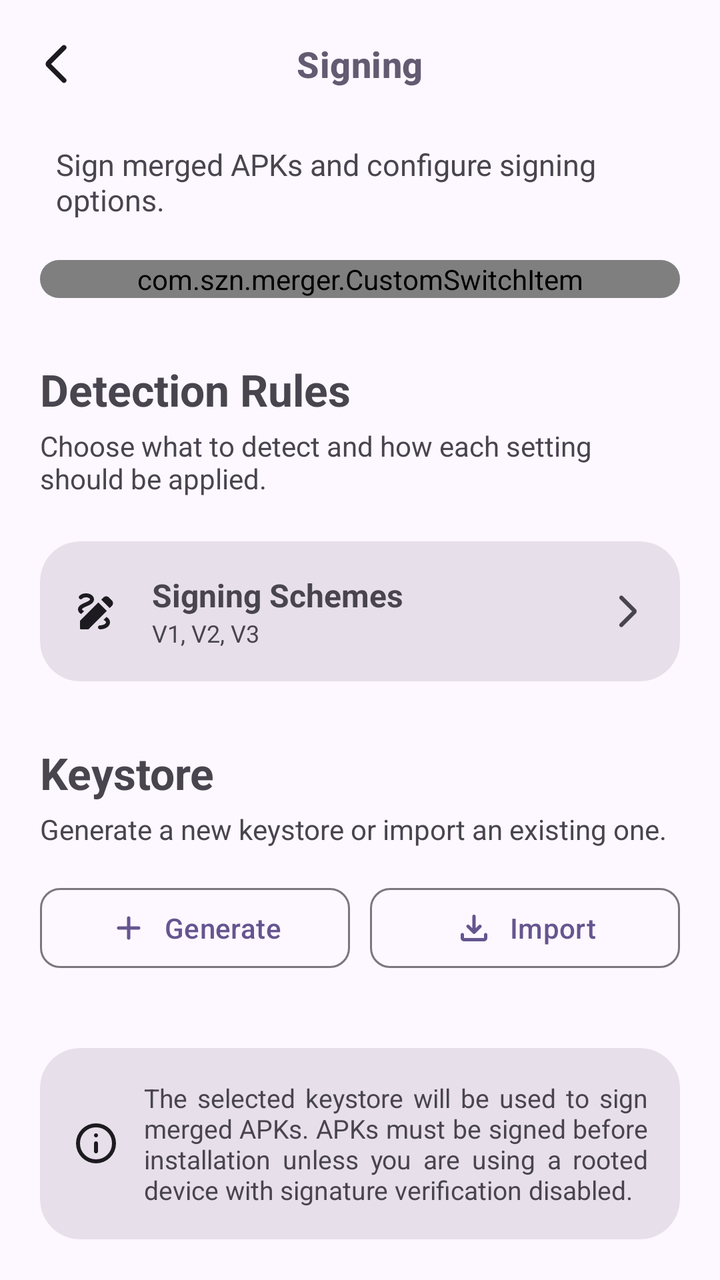
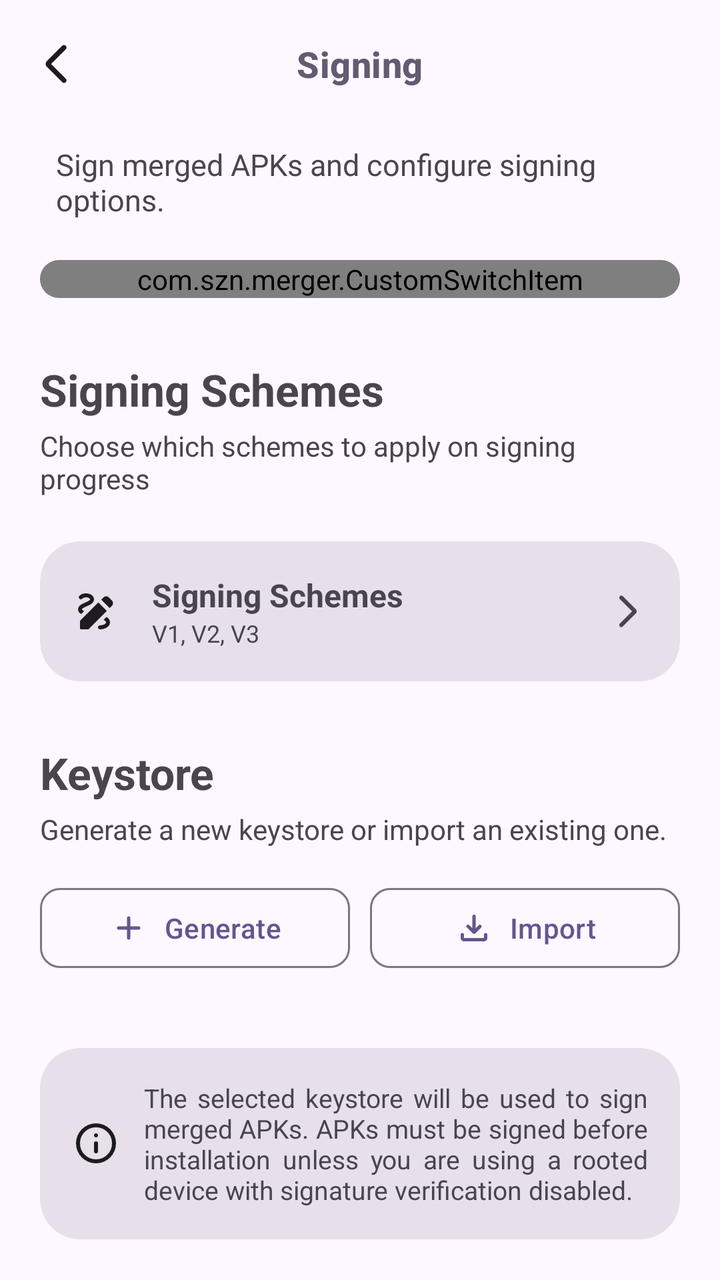

Two renders of the same Android screen: before a commit and after it. Below are the layout's source before the change and the commit's diff.
<!-- AndroidManifest.xml: application theme AppTheme -->
<!-- res/layout/signing_layout.xml -->
<?xml version="1.0" encoding="utf-8"?>
<androidx.constraintlayout.widget.ConstraintLayout
    xmlns:android="http://schemas.android.com/apk/res/android"
    xmlns:app="http://schemas.android.com/apk/res-auto"
    android:layout_width="match_parent"
    android:layout_height="match_parent">

    <com.google.android.material.appbar.MaterialToolbar
        android:id="@+id/toolbar"
        android:layout_width="0dp"
        android:layout_height="?attr/actionBarSize"
        android:background="@android:color/transparent"
        app:navigationIcon="@drawable/ic_back"
        app:navigationIconTint="?attr/colorOnSurface"
        app:title="@string/title_signing"
        app:titleCentered="true"
        app:titleTextAppearance="@style/CustomCollapsedTitle"
        app:layout_constraintTop_toTopOf="parent"
        app:layout_constraintStart_toStartOf="parent"
        app:layout_constraintEnd_toEndOf="parent"/>

    <androidx.core.widget.NestedScrollView
        android:id="@+id/scroll"
        android:layout_width="0dp"
        android:layout_height="0dp"
        android:fillViewport="true"
        android:paddingHorizontal="20dp"
        app:layout_constraintTop_toBottomOf="@id/toolbar"
        app:layout_constraintBottom_toBottomOf="parent"
        app:layout_constraintStart_toStartOf="parent"
        app:layout_constraintEnd_toEndOf="parent">

        <LinearLayout
            android:layout_width="match_parent"
            android:layout_height="wrap_content"
            android:orientation="vertical">

            <TextView
                android:layout_width="wrap_content"
                android:layout_height="wrap_content"
                android:text="@string/desc_signing"
                android:textSize="15sp"
                android:paddingStart="8dp"
                android:layout_marginTop="8dp"
                android:layout_marginBottom="20dp"/>

            <com.google.android.material.card.MaterialCardView
                style="@style/Widget.Card.RoundedMiddle">

                <com.szn.merger.CustomSwitchItem
                    android:id="@+id/SignSwitch"
                    android:layout_width="match_parent"
                    android:layout_height="wrap_content"
                    app:itemTitle="@string/sign_switch"
                    app:itemIcon="@drawable/ic_sign" />

            </com.google.android.material.card.MaterialCardView>

            <TextView
                android:layout_width="wrap_content"
                android:layout_height="wrap_content"
                android:layout_marginTop="28dp"
                android:text="@string/header_detection_rules"
                android:textStyle="bold"
                android:textSize="22sp"/>

            <TextView
                android:layout_width="wrap_content"
                android:layout_height="wrap_content"
                android:text="@string/desc_detection_rules"
                android:textSize="14sp"
                android:layout_marginTop="4dp"
                android:layout_marginBottom="16dp"/>

            <com.google.android.material.card.MaterialCardView
                android:id="@+id/signSchemes"
                android:layout_width="match_parent"
                android:layout_height="wrap_content"
                android:layout_marginTop="6dp"
                style="@style/Widget.Card.RoundedMiddle">

                <LinearLayout
                    android:layout_width="match_parent"
                    android:layout_height="match_parent"
                    android:gravity="center_vertical"
                    android:orientation="horizontal"
                    android:padding="16dp">

                    <ImageView
                        android:layout_width="24dp"
                        android:layout_height="24dp"
                        app:tint="?attr/colorOnSurface"
                        android:src="@drawable/ic_sign" />

                    <LinearLayout
                        android:layout_width="0dp"
                        android:layout_height="wrap_content"
                        android:layout_weight="1"
                        android:layout_marginStart="16dp"
                        android:orientation="vertical">

                        <TextView
                            android:layout_width="wrap_content"
                            android:layout_height="wrap_content"
                            android:text="@string/title_signing_schemes"
                            android:textStyle="bold"
                            android:textSize="16sp"/>

                        <TextView
                            android:id="@+id/currentSchemes"
                            android:layout_width="wrap_content"
                            android:layout_height="wrap_content"
                            android:text="@string/desc_signing_schemes"
                            android:textSize="12sp"/>

                    </LinearLayout>

                    <ImageView
                        android:layout_width="20dp"
                        android:layout_height="20dp"
                        android:src="@drawable/ic_back"
                        android:rotation="180"
                        app:tint="?attr/colorOnSurfaceVariant"/>

                </LinearLayout>

            </com.google.android.material.card.MaterialCardView>

            <TextView
                android:layout_width="wrap_content"
                android:layout_height="wrap_content"
                android:layout_marginTop="28dp"
                android:text="@string/title_keystore"
                android:textStyle="bold"
                android:textSize="22sp"/>

            <TextView
                android:layout_width="wrap_content"
                android:layout_height="wrap_content"
                android:text="@string/desc_keystore"
                android:textSize="14sp"
                android:layout_marginTop="4dp"
                android:layout_marginBottom="16dp"/>

            <LinearLayout
                android:layout_width="match_parent"
                android:layout_height="wrap_content"
                android:orientation="horizontal">

                <com.google.android.material.button.MaterialButton
                    android:id="@+id/btnGenerate"
                    android:layout_width="0dp"
                    app:cornerRadius="10dp"
                    android:layout_height="wrap_content"
                    android:layout_weight="1"
                    android:layout_marginEnd="5dp"
                    android:gravity="center"
                    style="@style/Widget.Material3.Button.OutlinedButton"
                    android:text="@string/btn_generate"
                    app:icon="@drawable/ic_add"
                    app:iconGravity="textStart"
                    app:iconPadding="8dp"
                    app:iconSize="20dp"/>

                <com.google.android.material.button.MaterialButton
                    android:id="@+id/btnImport"
                    android:layout_width="0dp"
                    app:cornerRadius="10dp"
                    android:layout_height="wrap_content"
                    android:layout_weight="1"
                    android:layout_marginStart="5dp"
                    android:gravity="center"
                    style="@style/Widget.Material3.Button.OutlinedButton"
                    android:text="@string/btn_import"
                    app:icon="@drawable/ic_download"
                    app:iconGravity="textStart"
                    app:iconPadding="8dp"
                    app:iconSize="20dp"/>

            </LinearLayout>

            <androidx.recyclerview.widget.RecyclerView
                android:id="@+id/keystoreRecycler"
                android:layout_width="match_parent"
                android:layout_height="wrap_content"
                android:layout_marginTop="16dp"
                android:nestedScrollingEnabled="false"
                android:overScrollMode="never"/>

            <com.google.android.material.card.MaterialCardView
                android:layout_width="match_parent"
                android:layout_height="wrap_content"
                android:layout_marginTop="20dp"
                style="@style/Widget.Card.RoundedMiddle">

                <LinearLayout
                    android:layout_width="match_parent"
                    android:layout_height="match_parent"
                    android:orientation="horizontal"
                    android:gravity="center_vertical"
                    android:padding="16dp">

                    <ImageView
                        android:layout_width="24dp"
                        android:layout_height="24dp"
                        app:tint="?attr/colorOnSurface"
                        android:src="@drawable/ic_info"/>

                    <TextView
                        android:layout_width="0dp"
                        android:layout_height="wrap_content"
                        android:layout_weight="1"
                        android:layout_marginStart="12dp"
                        android:justificationMode="inter_word"
                        android:text="@string/info_keystore"
                        android:textSize="13sp"/>

                </LinearLayout>

            </com.google.android.material.card.MaterialCardView>

        </LinearLayout>

    </androidx.core.widget.NestedScrollView>

</androidx.constraintlayout.widget.ConstraintLayout>
<!-- resources referenced by this layout -->
<resources>
  <!-- drawable ic_back (drawable) -->
  <vector xmlns:android="http://schemas.android.com/apk/res/android"
      android:width="24dp"
      android:height="24dp"
      android:viewportWidth="960"
      android:viewportHeight="960">
    <path
        android:pathData="m382,480 l294,294q15,15 14.5,35T675,844q-15,15 -35,15t-35,-15L297,537q-12,-12 -18,-27t-6,-30q0,-15 6,-30t18,-27l308,-308q15,-15 35.5,-14.5T676,116q15,15 15,35t-15,35L382,480Z"
        android:fillColor="#000000"/>
  </vector>
  <string name="btn_generate">Generate</string>
  <string name="btn_import">Import</string>
  <string name="desc_detection_rules">Choose what to detect and how each setting should be applied.</string>
  <string name="desc_keystore">Generate a new keystore or import an existing one.</string>
  <string name="desc_signing">Sign merged APKs and configure signing options.</string>
  <string name="desc_signing_schemes">V1, V2, V3</string>
  <string name="header_detection_rules">Detection Rules</string>
  <string name="info_keystore">The selected keystore will be used to sign merged APKs. APKs must be signed before installation unless you are using a rooted device with signature verification disabled.</string>
  <string name="sign_switch">Sign Apk File</string>
  <string name="title_keystore">Keystore</string>
  <string name="title_signing">Signing</string>
  <string name="title_signing_schemes">Signing Schemes</string>
  <style name="CustomCollapsedTitle" parent="TextAppearance.Material3.TitleMedium">
  
          <item name="android:textSize">18sp</item>
          <item name="android:textStyle">bold</item>
          <item name="android:textColor">?attr/colorSecondary</item>
  
      </style>
  <style name="Widget.Card.RoundedMiddle" parent="Widget.Material3.CardView.Filled">
          <item name="android:layout_width">match_parent</item>
          <item name="android:layout_height">wrap_content</item>
          <item name="android:layout_marginBottom">3dp</item>
          <item name="cardCornerRadius">20dp</item>
          <item name="strokeWidth">0dp</item>
          <item name="cardBackgroundColor">?attr/colorSurfaceVariant</item>
      </style>
  <color name="md_theme_primary">#65558F</color>
  <color name="md_theme_onPrimary">#FFFFFF</color>
  <color name="md_theme_primaryContainer">#E9DDFF</color>
  <color name="md_theme_onPrimaryContainer">#4D3D75</color>
  <color name="md_theme_secondary">#625B71</color>
  <color name="md_theme_onSecondary">#FFFFFF</color>
  <color name="md_theme_secondaryContainer">#E8DEF8</color>
  <color name="md_theme_onSecondaryContainer">#4A4458</color>
  <color name="md_theme_tertiary">#7E5260</color>
  <color name="md_theme_onTertiary">#FFFFFF</color>
  <color name="md_theme_tertiaryContainer">#FFD9E3</color>
  <color name="md_theme_onTertiaryContainer">#633B48</color>
  <color name="md_theme_error">#BA1A1A</color>
  <color name="md_theme_onError">#FFFFFF</color>
  <color name="md_theme_errorContainer">#FFDAD6</color>
  <color name="md_theme_onErrorContainer">#93000A</color>
  <color name="md_theme_background">#FDF7FF</color>
  <color name="md_theme_onBackground">#1D1B20</color>
  <color name="md_theme_surface">#FDF7FF</color>
  <color name="md_theme_onSurface">#1D1B20</color>
  <color name="md_theme_surfaceVariant">#E7E0EB</color>
  <color name="md_theme_onSurfaceVariant">#49454E</color>
  <color name="md_theme_outline">#7A757F</color>
  <color name="md_theme_outlineVariant">#CAC4CF</color>
  <color name="md_theme_inverseSurface">#322F35</color>
  <color name="md_theme_inverseOnSurface">#F5EFF7</color>
  <color name="md_theme_inversePrimary">#CFBDFE</color>
  <!-- unchanged entries left out for length: 5 -->
</resources>

<!-- the commit's change to res/layout/signing_layout.xml (unified diff, before → after) -->
@@ -60,14 +60,14 @@
                 android:layout_width="wrap_content"
                 android:layout_height="wrap_content"
                 android:layout_marginTop="28dp"
-                android:text="@string/header_detection_rules"
+                android:text="@string/signing_schemes"
                 android:textStyle="bold"
                 android:textSize="22sp"/>
 
             <TextView
                 android:layout_width="wrap_content"
                 android:layout_height="wrap_content"
-                android:text="@string/desc_detection_rules"
+                android:text="@string/signing_desc"
                 android:textSize="14sp"
                 android:layout_marginTop="4dp"
                 android:layout_marginBottom="16dp"/>
<!-- resource entries referenced after the edit -->
@@ -12,13 +12,13 @@
   </vector>
   <string name="btn_generate">Generate</string>
   <string name="btn_import">Import</string>
-  <string name="desc_detection_rules">Choose what to detect and how each setting should be applied.</string>
   <string name="desc_keystore">Generate a new keystore or import an existing one.</string>
   <string name="desc_signing">Sign merged APKs and configure signing options.</string>
   <string name="desc_signing_schemes">V1, V2, V3</string>
-  <string name="header_detection_rules">Detection Rules</string>
   <string name="info_keystore">The selected keystore will be used to sign merged APKs. APKs must be signed before installation unless you are using a rooted device with signature verification disabled.</string>
   <string name="sign_switch">Sign Apk File</string>
+  <string name="signing_desc">Choose which schemes to apply on signing progress</string>
+  <string name="signing_schemes">Signing Schemes</string>
   <string name="title_keystore">Keystore</string>
   <string name="title_signing">Signing</string>
   <string name="title_signing_schemes">Signing Schemes</string>
